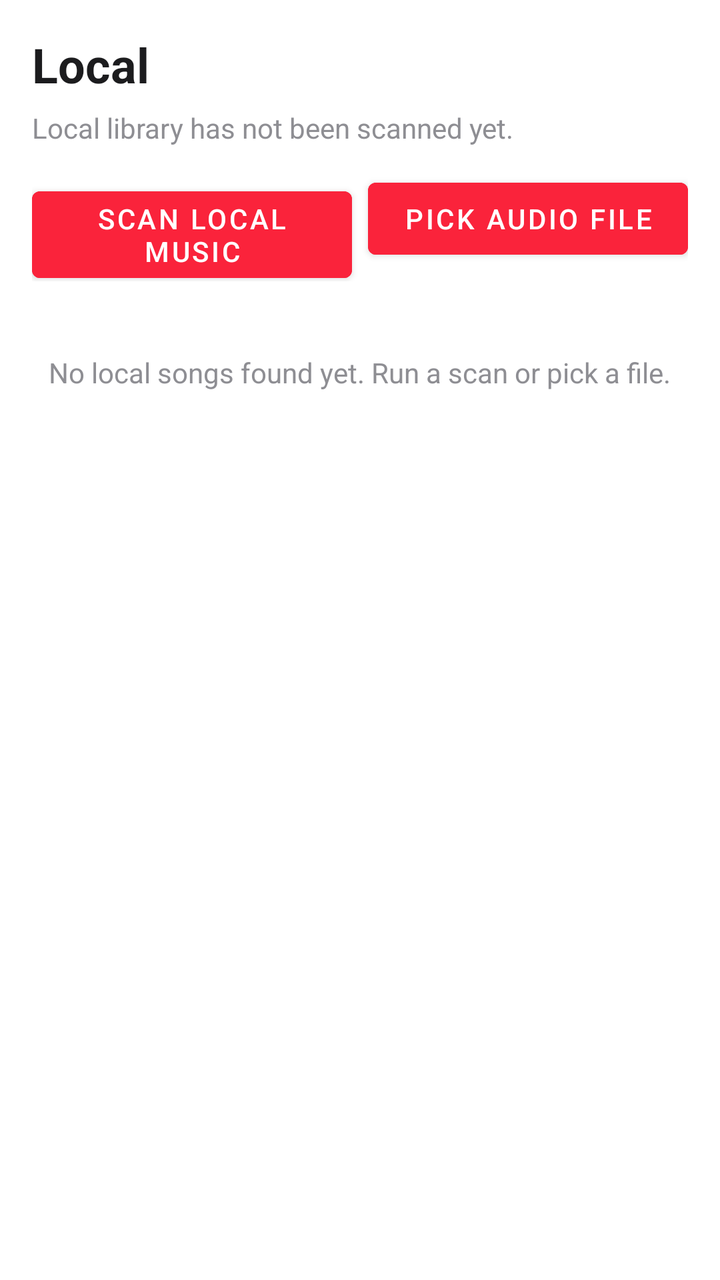
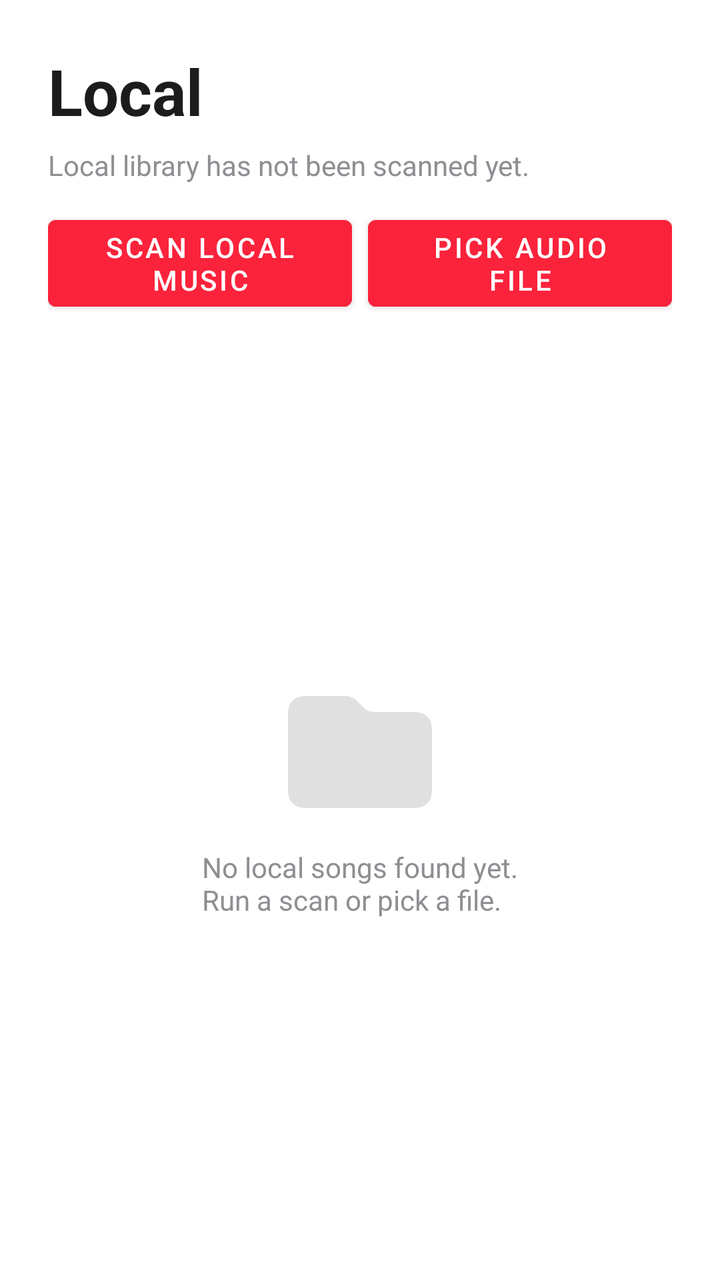

Two renders of the same Android screen: before a commit and after it. Below are the layout's source before the change and the commit's diff.
<!-- AndroidManifest.xml: application theme Theme.MLNetease -->
<!-- res/layout/fragment_local.xml -->
<?xml version="1.0" encoding="utf-8"?>
<LinearLayout xmlns:android="http://schemas.android.com/apk/res/android"
    xmlns:app="http://schemas.android.com/apk/res-auto"
    android:layout_width="match_parent"
    android:layout_height="match_parent"
    android:orientation="vertical"
    android:background="@color/background_primary"
    android:paddingStart="16dp"
    android:paddingTop="16dp"
    android:paddingEnd="16dp"
    android:paddingBottom="8dp">

    <TextView
        android:layout_width="match_parent"
        android:layout_height="wrap_content"
        android:text="@string/local_music_nav"
        android:textColor="@color/text_primary"
        android:textSize="24sp"
        android:textStyle="bold" />

    <TextView
        android:id="@+id/text_local_status"
        android:layout_width="match_parent"
        android:layout_height="wrap_content"
        android:layout_marginTop="6dp"
        android:textColor="@color/text_secondary"
        android:textSize="14sp"
        android:text="@string/local_music_not_scanned" />

    <LinearLayout
        android:layout_width="match_parent"
        android:layout_height="wrap_content"
        android:orientation="horizontal"
        android:layout_marginTop="12dp"
        android:layout_marginBottom="12dp">

        <Button
            android:id="@+id/btn_scan_local_music"
            android:layout_width="0dp"
            android:layout_height="wrap_content"
            android:layout_weight="1"
            android:text="@string/local_music_scan"
            android:textColor="@color/text_on_brand"
            android:backgroundTint="@color/brand_primary" />

        <Button
            android:id="@+id/btn_pick_local_audio"
            android:layout_width="0dp"
            android:layout_height="wrap_content"
            android:layout_weight="1"
            android:layout_marginStart="8dp"
            android:text="@string/local_music_pick"
            android:textColor="@color/text_on_brand"
            android:backgroundTint="@color/brand_primary" />
    </LinearLayout>

    <LinearLayout
        android:id="@+id/layout_local_search"
        android:layout_width="match_parent"
        android:layout_height="wrap_content"
        android:layout_marginBottom="8dp"
        android:background="@drawable/search_background"
        android:gravity="center_vertical"
        android:orientation="horizontal"
        android:paddingHorizontal="12dp"
        android:paddingVertical="4dp"
        android:visibility="gone">

        <EditText
            android:id="@+id/input_local_search"
            android:layout_width="0dp"
            android:layout_height="wrap_content"
            android:layout_weight="1"
            android:background="@null"
            android:hint="@string/local_music_search_hint"
            android:imeOptions="actionSearch"
            android:inputType="text"
            android:maxLines="1"
            android:minHeight="40dp"
            android:textColor="@color/text_primary"
            android:textColorHint="@color/text_secondary" />

        <ImageButton
            android:id="@+id/btn_local_search"
            android:layout_width="40dp"
            android:layout_height="40dp"
            android:layout_marginStart="8dp"
            android:background="?attr/selectableItemBackgroundBorderless"
            android:contentDescription="@string/clear"
            android:padding="8dp"
            android:src="@android:drawable/ic_menu_close_clear_cancel"
            app:tint="@color/text_secondary"
            android:visibility="gone" />
    </LinearLayout>

    <LinearLayout
        android:id="@+id/layout_local_permission"
        android:layout_width="match_parent"
        android:layout_height="wrap_content"
        android:orientation="vertical"
        android:visibility="gone"
        android:paddingBottom="12dp">

        <Button
            android:id="@+id/btn_grant_local_permission"
            android:layout_width="wrap_content"
            android:layout_height="wrap_content"
            android:text="@string/local_music_grant_permission"
            android:textColor="@color/text_on_brand"
            android:backgroundTint="@color/brand_primary" />
    </LinearLayout>

    <LinearLayout
        android:id="@+id/layout_local_empty"
        android:layout_width="match_parent"
        android:layout_height="wrap_content"
        android:orientation="vertical"
        android:gravity="center"
        android:paddingVertical="24dp">

        <TextView
            android:id="@+id/text_local_empty"
            android:layout_width="wrap_content"
            android:layout_height="wrap_content"
            android:text="@string/local_music_empty"
            android:textColor="@color/text_secondary"
            android:textSize="14sp" />
    </LinearLayout>

    <androidx.recyclerview.widget.RecyclerView
        android:id="@+id/recycler_local_songs"
        android:layout_width="match_parent"
        android:layout_height="0dp"
        android:layout_weight="1"
        android:clipToPadding="false"
        android:paddingBottom="12dp" />
</LinearLayout>
<!-- resources referenced by this layout -->
<resources>
  <color name="background_primary">#FFFFFF</color>
  <color name="brand_primary">#FA233B</color>
  <color name="text_on_brand">#FFFFFF</color>
  <color name="text_primary">#1C1C1E</color>
  <color name="text_secondary">#8E8E93</color>
  <!-- drawable search_background (drawable) -->
  <?xml version="1.0" encoding="utf-8"?>
  <shape xmlns:android="http://schemas.android.com/apk/res/android">
      <solid android:color="@color/background_secondary"/>
      <corners android:radius="8dp"/>
  </shape>
  <string name="clear">Clear</string>
  <string name="local_music_empty">No local songs found yet. Run a scan or pick a file.</string>
  <string name="local_music_grant_permission">Grant library permission</string>
  <string name="local_music_nav">Local</string>
  <string name="local_music_not_scanned">Local library has not been scanned yet.</string>
  <string name="local_music_pick">Pick audio file</string>
  <string name="local_music_scan">Scan local music</string>
  <string name="local_music_search_hint">Search scanned local music</string>
  <style name="Theme.MLNetease" parent="Theme.MaterialComponents.DayNight.NoActionBar">
          
          <item name="colorPrimary">@color/brand_primary</item>
          <item name="colorPrimaryVariant">@color/background_secondary</item>
          <item name="colorOnPrimary">@color/text_primary</item>
  
          
          <item name="colorSecondary">@color/brand_primary</item>
          <item name="colorSecondaryVariant">@color/brand_primary</item>
          <item name="colorOnSecondary">@color/text_primary</item>
  
          
          <item name="android:windowBackground">@color/background_primary</item>
          <item name="android:colorBackground">@color/background_primary</item>
  
          
          <item name="android:statusBarColor" tools:targetApi="l">@color/background_primary</item>
          <item name="android:windowLightStatusBar" tools:targetApi="m">true</item>
  
          
          <item name="bottomNavigationStyle">@style/Widget.MaterialComponents.BottomNavigationView.Colored</item>
      </style>
  <color name="background_secondary">#F2F2F7</color>
</resources>

<!-- the commit's change to res/layout/fragment_local.xml (unified diff, before → after) -->
@@ -5,17 +5,14 @@
     android:layout_height="match_parent"
     android:orientation="vertical"
     android:background="@color/background_primary"
-    android:paddingStart="16dp"
-    android:paddingTop="16dp"
-    android:paddingEnd="16dp"
-    android:paddingBottom="8dp">
+    android:padding="24dp">
 
     <TextView
         android:layout_width="match_parent"
         android:layout_height="wrap_content"
         android:text="@string/local_music_nav"
         android:textColor="@color/text_primary"
-        android:textSize="24sp"
+        android:textSize="32sp"
         android:textStyle="bold" />
 
     <TextView
@@ -110,28 +107,41 @@
             android:backgroundTint="@color/brand_primary" />
     </LinearLayout>
 
-    <LinearLayout
-        android:id="@+id/layout_local_empty"
-        android:layout_width="match_parent"
-        android:layout_height="wrap_content"
-        android:orientation="vertical"
-        android:gravity="center"
-        android:paddingVertical="24dp">
-
-        <TextView
-            android:id="@+id/text_local_empty"
-            android:layout_width="wrap_content"
-            android:layout_height="wrap_content"
-            android:text="@string/local_music_empty"
-            android:textColor="@color/text_secondary"
-            android:textSize="14sp" />
-    </LinearLayout>
-
-    <androidx.recyclerview.widget.RecyclerView
-        android:id="@+id/recycler_local_songs"
+    <FrameLayout
         android:layout_width="match_parent"
         android:layout_height="0dp"
-        android:layout_weight="1"
-        android:clipToPadding="false"
-        android:paddingBottom="12dp" />
+        android:layout_weight="1">
+
+        <androidx.recyclerview.widget.RecyclerView
+            android:id="@+id/recycler_local_songs"
+            android:layout_width="match_parent"
+            android:layout_height="match_parent"
+            android:layout_marginTop="8dp"
+            android:clipToPadding="false"
+            android:paddingBottom="24dp" />
+
+        <LinearLayout
+            android:id="@+id/layout_local_empty"
+            android:layout_width="match_parent"
+            android:layout_height="match_parent"
+            android:orientation="vertical"
+            android:gravity="center"
+            android:paddingVertical="24dp">
+
+            <ImageView
+                android:layout_width="96dp"
+                android:layout_height="96dp"
+                android:alpha="0.28"
+                android:src="@drawable/ic_folder"
+                app:tint="@color/text_secondary" />
+
+            <TextView
+                android:id="@+id/text_local_empty"
+                android:layout_width="wrap_content"
+                android:layout_height="wrap_content"
+                android:text="@string/local_music_empty"
+                android:textColor="@color/text_secondary"
+                android:textSize="14sp" />
+        </LinearLayout>
+    </FrameLayout>
 </LinearLayout>
<!-- resource entries referenced after the edit -->
@@ -5,6 +5,16 @@
   <color name="text_on_brand">#FFFFFF</color>
   <color name="text_primary">#1C1C1E</color>
   <color name="text_secondary">#8E8E93</color>
+  <!-- drawable ic_folder (drawable) -->
+  <vector xmlns:android="http://schemas.android.com/apk/res/android"
+  android:width="24dp"
+  android:height="24dp"
+  android:viewportWidth="24.0"
+  android:viewportHeight="24.0">
+  <path
+      android:fillColor="#FFFFFFFF"
+      android:pathData="M3 8.2C3 7.07989 3 6.51984 3.21799 6.09202C3.40973 5.71569 3.71569 5.40973 4.09202 5.21799C4.51984 5 5.0799 5 6.2 5H9.67452C10.1637 5 10.4083 5 10.6385 5.05526C10.8425 5.10425 11.0376 5.18506 11.2166 5.29472C11.4184 5.4184 11.5914 5.59135 11.9373 5.93726L12.0627 6.06274C12.4086 6.40865 12.5816 6.5816 12.7834 6.70528C12.9624 6.81494 13.1575 6.89575 13.3615 6.94474C13.5917 7 13.8363 7 14.3255 7H17.8C18.9201 7 19.4802 7 19.908 7.21799C20.2843 7.40973 20.5903 7.71569 20.782 8.09202C21 8.51984 21 9.0799 21 10.2V15.8C21 16.9201 21 17.4802 20.782 17.908C20.5903 18.2843 20.2843 18.5903 19.908 18.782C19.4802 19 18.9201 19 17.8 19H6.2C5.07989 19 4.51984 19 4.09202 18.782C3.71569 18.5903 3.40973 18.2843 3.21799 17.908C3 17.4802 3 16.9201 3 15.8V8.2Z"/>
+  </vector>
   <!-- drawable search_background (drawable) -->
   <?xml version="1.0" encoding="utf-8"?>
   <shape xmlns:android="http://schemas.android.com/apk/res/android">
@@ -12,7 +22,7 @@
       <corners android:radius="8dp"/>
   </shape>
   <string name="clear">Clear</string>
-  <string name="local_music_empty">No local songs found yet. Run a scan or pick a file.</string>
+  <string name="local_music_empty">No local songs found yet.\nRun a scan or pick a file.</string>
   <string name="local_music_grant_permission">Grant library permission</string>
   <string name="local_music_nav">Local</string>
   <string name="local_music_not_scanned">Local library has not been scanned yet.</string>
